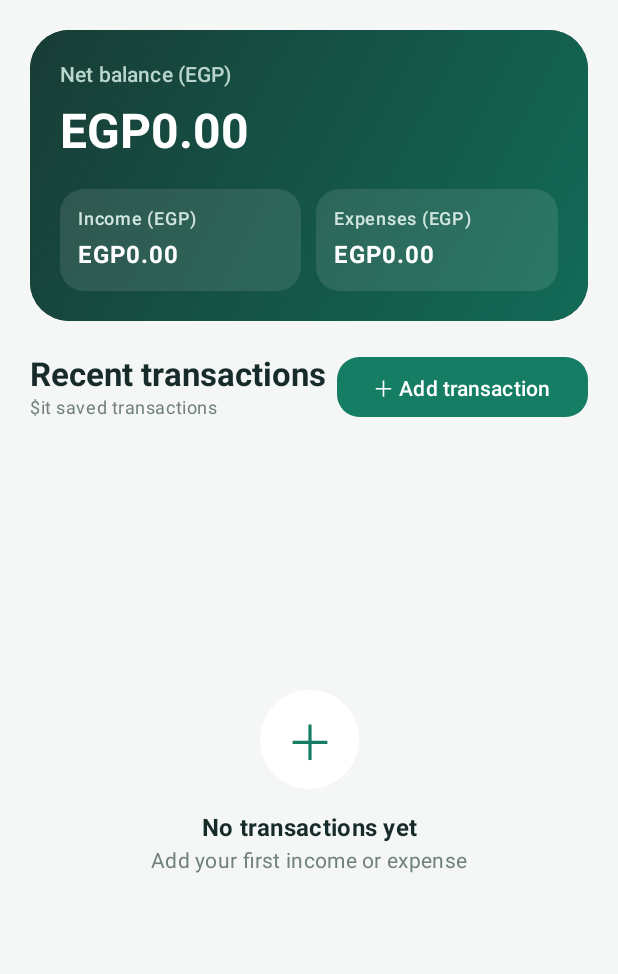
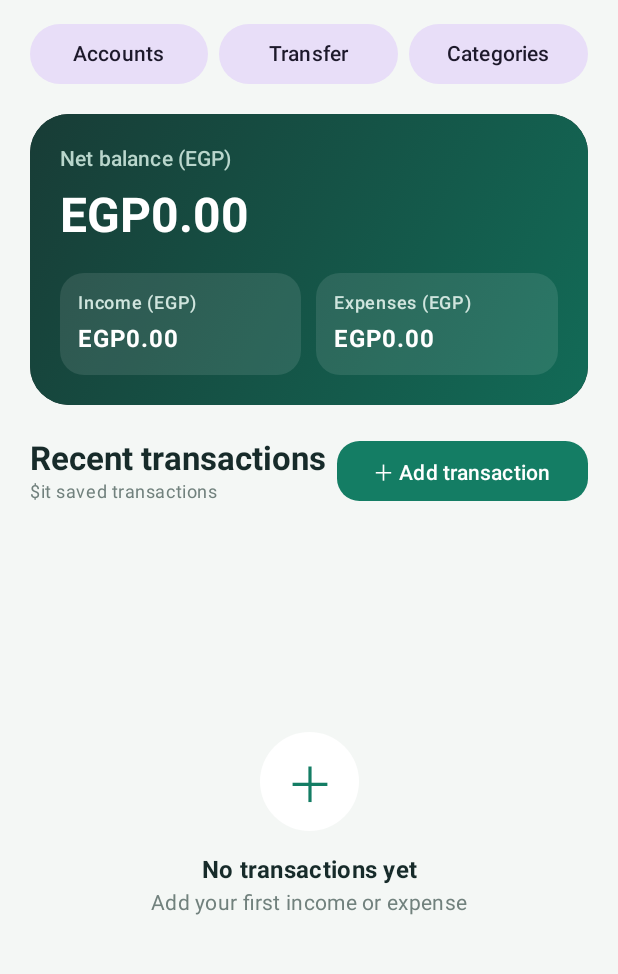
Before and after one commit to c83491307-gif/ROFOFAQ, an Android app built with Jetpack Compose: the screen it shows after launch (MainActivity), after a tap on "EN · LTR", on a phone screen of 412 x 824 dp, the part 111-1085 px from its top. Run offline under Robolectric (Android 15) with nearby library versions, the phone set to English and light mode, and no system bars; our stand-ins replace Room's generated code.

Commit message:
feat(ui): connect dashboard to real accounts transfers and category data

```diff
--- a/app/src/main/java/com/creazzy/rofof/feature/dashboard/DashboardScreen.kt
+++ b/app/src/main/java/com/creazzy/rofof/feature/dashboard/DashboardScreen.kt
@@ -62,11 +62,15 @@ private val Red = Color(0xFFB45B52)
 fun DashboardScreen(expenseViewModel: ExpenseViewModel = viewModel()) {
     val transactions by expenseViewModel.transactions.collectAsState()
     val categories by expenseViewModel.categories.collectAsState()
+    val accounts by expenseViewModel.accounts.collectAsState()
     val language by expenseViewModel.language.collectAsState()
     val isArabic = language == "ar"
     val direction = if (isArabic) LayoutDirection.Rtl else LayoutDirection.Ltr
     val words = if (isArabic) Arabic else English
     var showAdd by remember { mutableStateOf(false) }
+    var showAccounts by remember { mutableStateOf(false) }
+    var showTransfer by remember { mutableStateOf(false) }
+    var showCategories by remember { mutableStateOf(false) }
     var pendingDelete by remember { mutableStateOf<LedgerTransaction?>(null) }
 
     val egpTransactions = transactions.filter { it.currencyCode == "EGP" && it.currencyExponent == 2 }
@@ -96,7 +100,20 @@ fun DashboardScreen(expenseViewModel: ExpenseViewModel = viewModel()) {
                     ) { Text(if (isArabic) "EN  ·  LTR" else "عربي  ·  RTL") }
                 }
 
-                Spacer(Modifier.height(20.dp))
+                Spacer(Modifier.height(12.dp))
+                Row(horizontalArrangement = Arrangement.spacedBy(7.dp), modifier = Modifier.fillMaxWidth()) {
+                    FilledTonalButton(onClick = { showAccounts = true }, modifier = Modifier.weight(1f)) {
+                        Text(if (isArabic) "الحسابات" else "Accounts")
+                    }
+                    FilledTonalButton(onClick = { showTransfer = true }, modifier = Modifier.weight(1f)) {
+                        Text(if (isArabic) "تحويل" else "Transfer")
+                    }
+                    FilledTonalButton(onClick = { showCategories = true }, modifier = Modifier.weight(1f)) {
+                        Text(if (isArabic) "الفئات" else "Categories")
+                    }
+                }
+
+                Spacer(Modifier.height(16.dp))
                 Card(
                     modifier = Modifier.fillMaxWidth(),
                     shape = RoundedCornerShape(26.dp),
@@ -168,6 +185,34 @@ fun DashboardScreen(expenseViewModel: ExpenseViewModel = viewModel()) {
                 }
             }
         }
+    }
+
+    if (showAccounts) {
+        AccountManagerDialog(
+            accounts = accounts,
+            language = language,
+            onCreate = expenseViewModel::createAccount,
+            onDismiss = { showAccounts = false }
+        )
+    }
+    if (showTransfer) {
+        TransferDialog(
+            accounts = accounts,
+            language = language,
+            onTransfer = { from, to, amount, note ->
+                expenseViewModel.transfer(from, to, amount, note)
+                showTransfer = false
+            },
+            onDismiss = { showTransfer = false }
+        )
+    }
+    if (showCategories) {
+        CategoryManagerDialog(
+            categories = categories,
+            language = language,
+            onCreate = expenseViewModel::createCategory,
+            onDismiss = { showCategories = false }
+        )
     }
 
     if (showAdd) {
```
